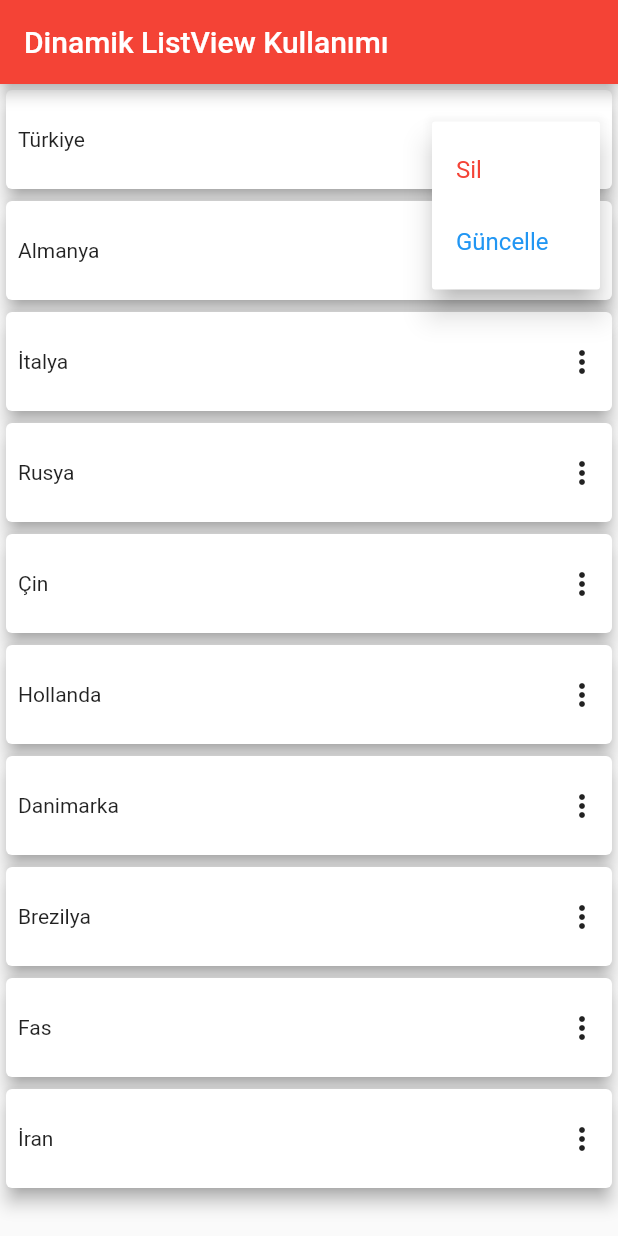
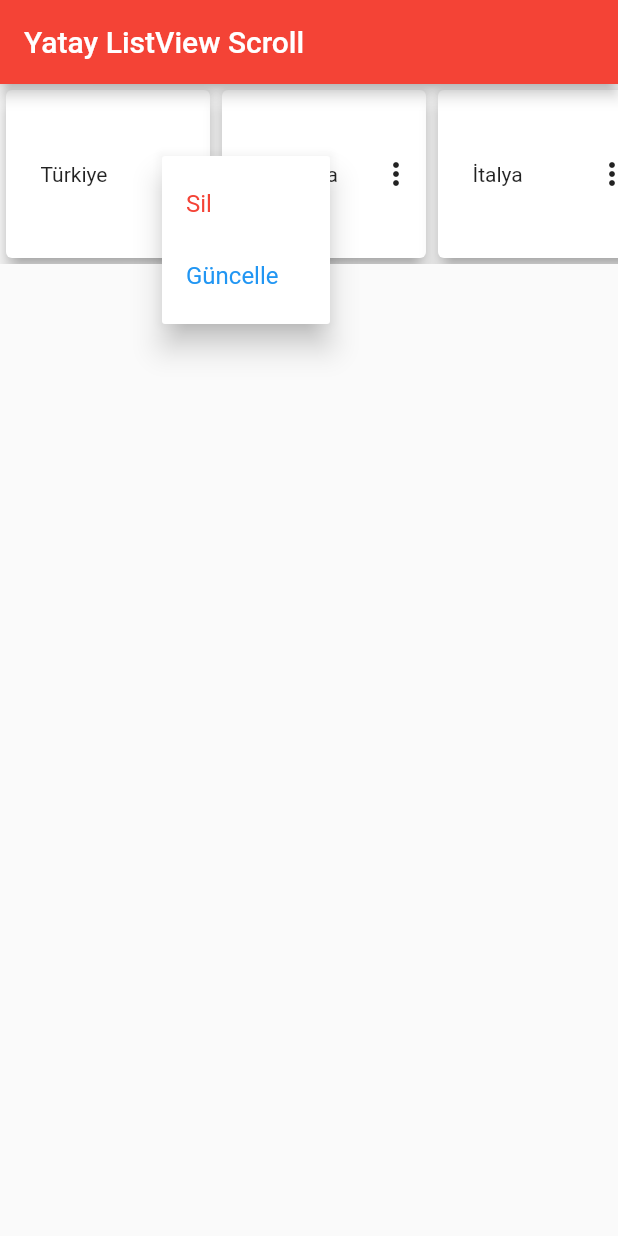
Before and after one commit to ahmtcylnn/flutter_begin, a Flutter app: the screen it shows after launch, after a tap on the "more vert" icon, on a phone screen of 412 x 824 dp. Run offline on Flutter 3.47's test engine with Material 2 defaults, Android fonts, the phone set to English and light mode, and no system bars.

Commit message:
Horitzonal Dinamic ListView Scroll

```diff
--- /dev/null
+++ b/lib/YatayListViewScroll.dart
@@ -0,0 +1,104 @@
+import 'package:flutter/material.dart';
+
+import 'DetailsPage.dart';
+
+class YatayListViewScroll extends StatefulWidget {
+  const YatayListViewScroll({super.key});
+
+  @override
+  State<YatayListViewScroll> createState() => _YatayListViewScrollState();
+}
+
+class _YatayListViewScrollState extends State<YatayListViewScroll> {
+  var ulkeler = [
+    "Türkiye",
+    "Almanya",
+    "İtalya",
+    "Rusya",
+    "Çin",
+    "Hollanda",
+    "Danimarka",
+    "Brezilya",
+    "Fas",
+    "İran"
+  ];
+
+  @override
+  Widget build(BuildContext context) {
+    return Scaffold(
+        appBar: AppBar(
+          title: const Text("Yatay ListView Scroll"),
+        ),
+        body: SizedBox(
+          height: 120,
+          child: ListView.builder(
+            scrollDirection: Axis.horizontal,
+            itemCount: ulkeler.length,
+            itemBuilder: (context, indeks) {
+              return GestureDetector(
+                onTap: () {
+                  //print("${ulkeler[indeks]} seçildi.");
+                  Navigator.push(
+                      context,
+                      MaterialPageRoute(
+                          builder: ((context) => DetailsPage(
+                                ulkeAdi: ulkeler[indeks],
+                              ))));
+                },
+                child: Card(
+                  shadowColor: Colors.grey,
+                  elevation: 5.0,
+                  child: Padding(
+                    padding: const EdgeInsets.all(8.0),
+                    child: SizedBox(
+                      width: 120,
+                      child: Row(
+                        children: [
+                          GestureDetector(
+                            onTap: () {
+                              print("Text ile ${ulkeler[indeks]} seçildi.");
+                            },
+                            child: Padding(
+                              padding: const EdgeInsets.only(left: 15),
+                              child: Text(
+                                ulkeler[indeks],
+                              ),
+                            ),
+                          ),
+                          const Spacer(),
+                          PopupMenuButton(
+                            child: const Icon(Icons.more_vert),
+                            itemBuilder: (context) => [
+                              const PopupMenuItem(
+                                  value: 1,
+                                  child: Text(
+                                    "Sil",
+                                    style: TextStyle(color: Colors.red),
+                                  )),
+                              const PopupMenuItem(
+                                  value: 2,
+                                  child: Text(
+                                    "Güncelle",
+                                    style: TextStyle(color: Colors.blue),
+                                  )),
+                            ],
+                            onSelected: (menuItemValue) {
+                              if (menuItemValue == 1) {
+                                print("${ulkeler[indeks]} silindi.");
+                              }
+                              if (menuItemValue == 2) {
+                                print("${ulkeler[indeks]} güncellendi.");
+                              }
+                            },
+                          ),
+                        ],
+                      ),
+                    ),
+                  ),
+                ),
+              );
+            },
+          ),
+        ));
+  }
+}
--- a/lib/main.dart
+++ b/lib/main.dart
@@ -1,5 +1,5 @@
 import 'package:flutter/material.dart';
-import 'package:flutter_begin/DinamicListView.dart';
+import 'package:flutter_begin/YatayListViewScroll.dart';
 
 void main() {
   runApp(const MyApp());
@@ -16,7 +16,7 @@ class MyApp extends StatelessWidget {
       theme: ThemeData(
         primarySwatch: Colors.red,
       ),
-      home: const DinamicListView(),
+      home: const YatayListViewScroll(),
     );
   }
 }
```
